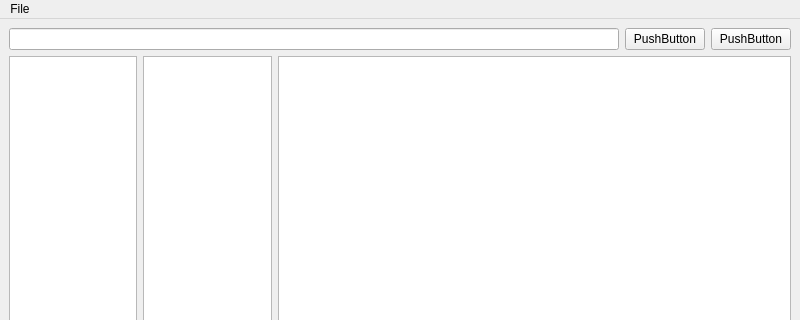
Above: ui/mainwindow.ui from mrutyunjayagadanayak/QRss before the change; both pictures show x 0 to 800 and y 0 to 320 of the 800 by 600 pixel window. Below: the same form after it.
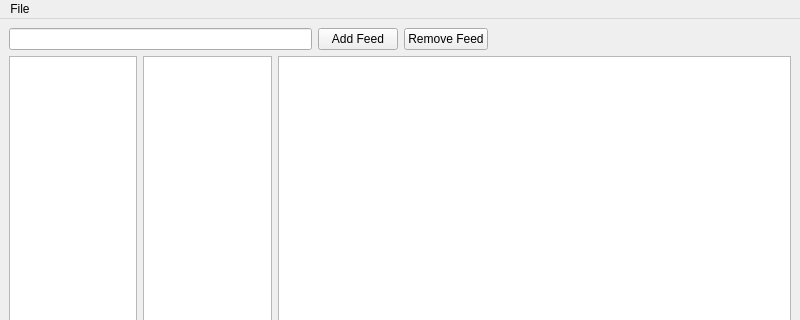
That is the form after the change.

The edit to the form file:
```diff
--- a/ui/mainwindow.ui
+++ b/ui/mainwindow.ui
@@ -23,17 +23,30 @@
       <item>
        <widget class="QPushButton" name="removeButton">
         <property name="text">
-         <string>PushButton</string>
+         <string>Add Feed</string>
         </property>
        </widget>
       </item>
       <item>
        <widget class="QPushButton" name="addButton">
         <property name="text">
-         <string>PushButton</string>
+         <string>Remove Feed</string>
         </property>
        </widget>
       </item>
+      <item>
+       <spacer name="horizontalSpacer">
+        <property name="orientation">
+         <enum>Qt::Orientation::Horizontal</enum>
+        </property>
+        <property name="sizeHint" stdset="0">
+         <size>
+          <width>40</width>
+          <height>20</height>
+         </size>
+        </property>
+       </spacer>
+      </item>
      </layout>
     </item>
     <item>
```
Left out of the diff: 20 changed lines with no effect on the pictures.
